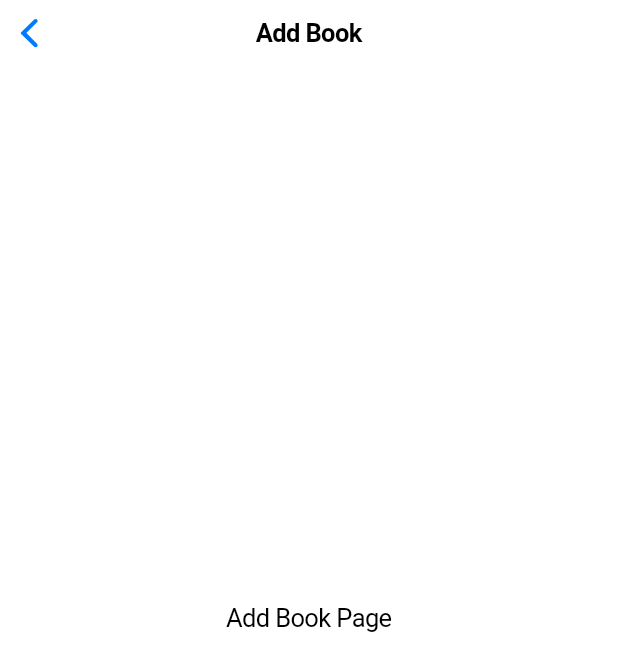
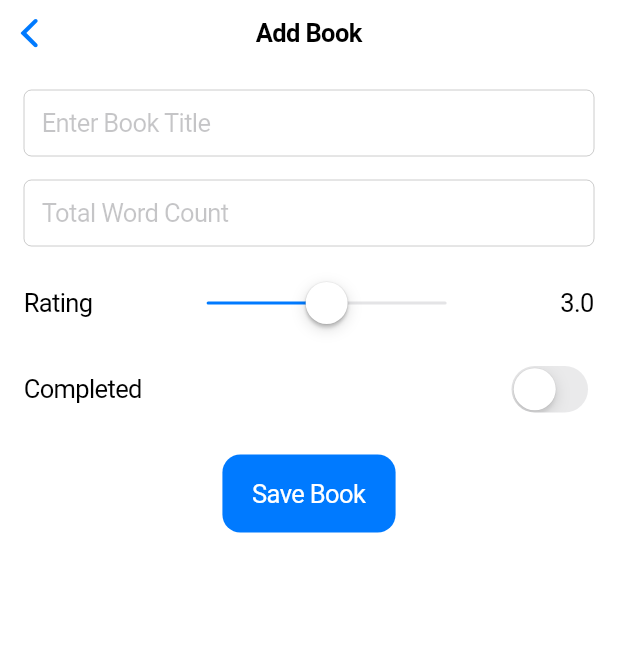
Before and after one commit to tyshoe/ReadStats, a Flutter app: the AddBookPage screen opened directly, on a phone screen of 412 x 824 dp. Shown: the top 671 px of the screen. Run offline on Flutter 3.47's test engine with Material 3 defaults, Android fonts, the phone set to English and light mode, and no system bars.

Commit message:
create form for adding a book

```diff
--- a/lib/pages/add_book_page.dart
+++ b/lib/pages/add_book_page.dart
@@ -1,13 +1,137 @@
 import 'package:flutter/cupertino.dart';
 
-class AddBookPage extends StatelessWidget {
+class AddBookPage extends StatefulWidget {
   const AddBookPage({super.key});
 
   @override
+  State<AddBookPage> createState() => _AddBookPageState();
+}
+
+class _AddBookPageState extends State<AddBookPage> {
+  final TextEditingController _titleController = TextEditingController();
+  final TextEditingController _wordCountController = TextEditingController();
+  double _rating = 3; // Default rating
+  bool _isCompleted = false;
+
+  void _saveBook() {
+    String title = _titleController.text;
+    int? wordCount = int.tryParse(_wordCountController.text);
+
+    if (title.isEmpty || wordCount == null) {
+      showCupertinoDialog(
+        context: context,
+        builder: (_) => CupertinoAlertDialog(
+          title: const Text("Error"),
+          content: const Text("Please fill all fields correctly."),
+          actions: [
+            CupertinoDialogAction(
+              child: const Text("OK"),
+              onPressed: () => Navigator.pop(context),
+            )
+          ],
+        ),
+      );
+      return;
+    }
+
+    // Handle saving the book details
+    print("Book Saved:");
+    print("Title: $title");
+    print("Total Word Count: $wordCount");
+    print("Rating: $_rating");
+    print("Completed: $_isCompleted");
+
+    // Clear form
+    _titleController.clear();
+    _wordCountController.clear();
+    setState(() {
+      _rating = 3;
+      _isCompleted = false;
+    });
+
+    // Show confirmation
+    showCupertinoDialog(
+      context: context,
+      builder: (_) => CupertinoAlertDialog(
+        title: const Text("Success"),
+        content: const Text("Book added successfully!"),
+        actions: [
+          CupertinoDialogAction(
+            child: const Text("OK"),
+            onPressed: () => Navigator.pop(context),
+          )
+        ],
+      ),
+    );
+  }
+
+  @override
   Widget build(BuildContext context) {
-    return const CupertinoPageScaffold(
-      navigationBar: CupertinoNavigationBar(middle: Text('Add Book')),
-      child: Center(child: Text('Add Book Page')),
+    return CupertinoPageScaffold(
+      navigationBar: const CupertinoNavigationBar(middle: Text('Add Book')),
+      child: SafeArea(
+        child: Padding(
+          padding: const EdgeInsets.all(16.0),
+          child: Column(
+            crossAxisAlignment: CrossAxisAlignment.start,
+            children: [
+              CupertinoTextField(
+                controller: _titleController,
+                placeholder: "Enter Book Title",
+                padding: const EdgeInsets.all(12),
+              ),
+              const SizedBox(height: 16),
+              CupertinoTextField(
+                controller: _wordCountController,
+                placeholder: "Total Word Count",
+                padding: const EdgeInsets.all(12),
+                keyboardType: TextInputType.number,
+              ),
+              const SizedBox(height: 16),
+              Row(
+                mainAxisAlignment: MainAxisAlignment.spaceBetween,
+                children: [
+                  const Text("Rating"),
+                  CupertinoSlider(
+                    value: _rating,
+                    min: 1,
+                    max: 5,
+                    divisions: 4,
+                    onChanged: (value) {
+                      setState(() {
+                        _rating = value;
+                      });
+                    },
+                  ),
+                  Text(_rating.toStringAsFixed(1)),
+                ],
+              ),
+              const SizedBox(height: 16),
+              Row(
+                mainAxisAlignment: MainAxisAlignment.spaceBetween,
+                children: [
+                  const Text("Completed"),
+                  CupertinoSwitch(
+                    value: _isCompleted,
+                    onChanged: (value) {
+                      setState(() {
+                        _isCompleted = value;
+                      });
+                    },
+                  ),
+                ],
+              ),
+              const SizedBox(height: 24),
+              Center(
+                child: CupertinoButton.filled(
+                  onPressed: _saveBook,
+                  child: const Text("Save Book"),
+                ),
+              ),
+            ],
+          ),
+        ),
+      ),
     );
   }
 }
```
